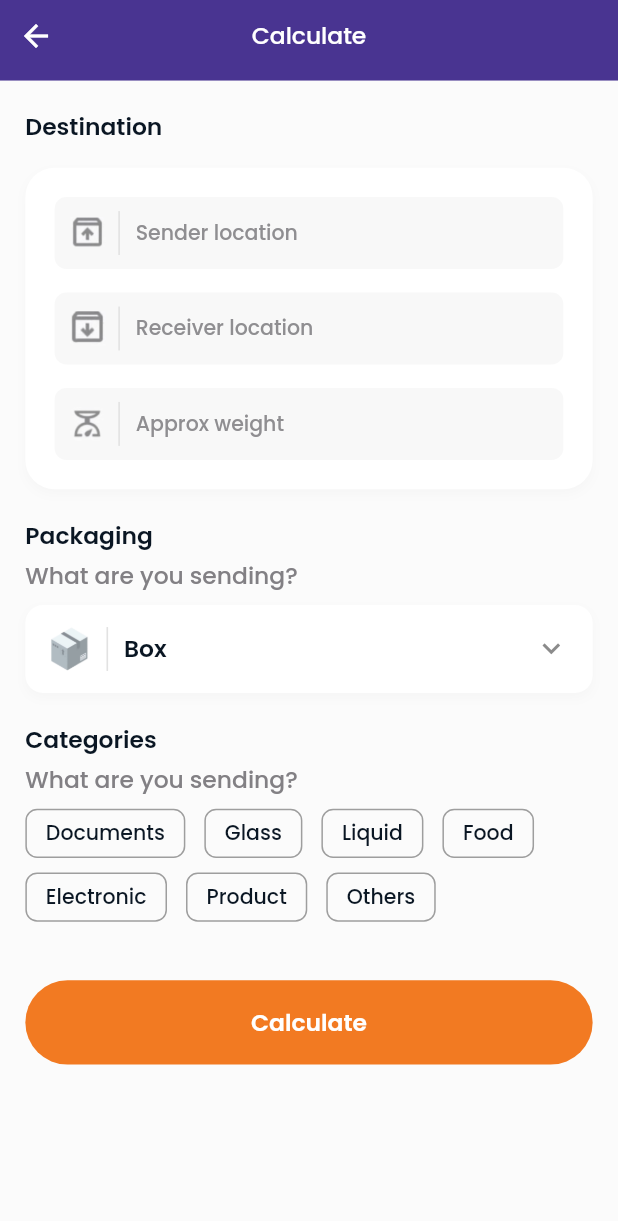
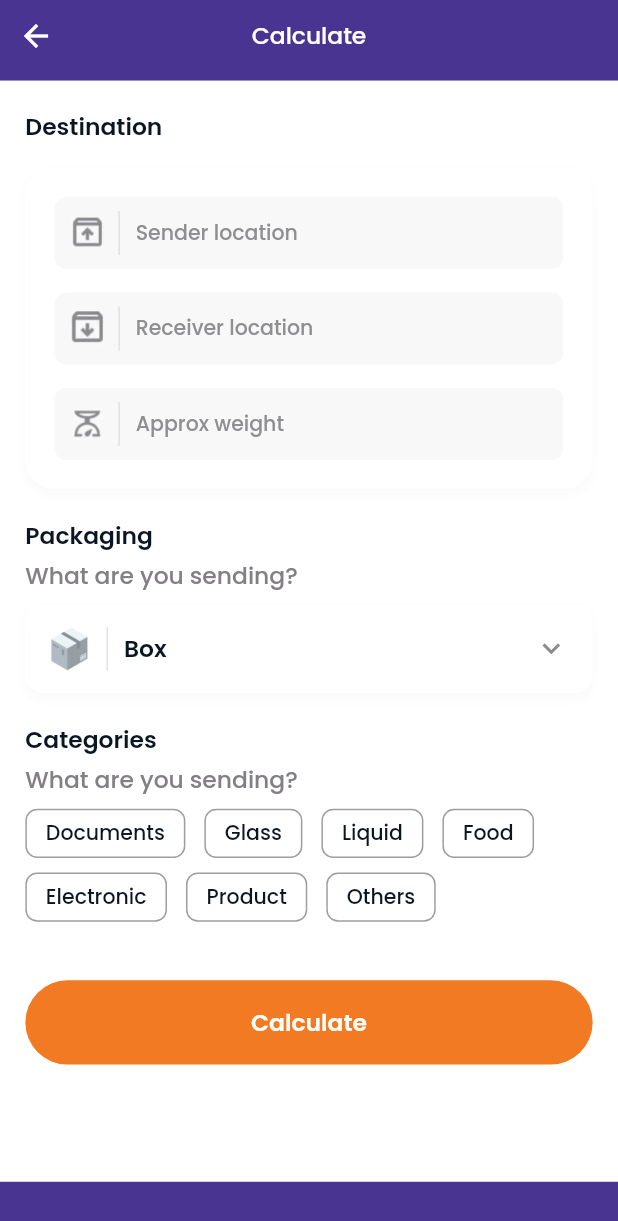
Before and after one commit to applevinc/movemate, a Flutter app: the screen it shows after launch, item 2 of the bottom bar chosen, on a phone screen of 412 x 824 dp. Shown: the top 1221 px of the screen. Run offline on Flutter 3.47's test engine with Material 2 defaults, Android fonts, the phone set to English and light mode, and no system bars; drawn by our look-alikes of flutter_animate; our stand-ins replace cached_network_image, flutter_screenutil, google_fonts, material_design_icons_flutter; network calls fail.

Commit message:
ui fixes

```diff
--- a/lib/screens/shipment_calculation/shipment_calculation_screen.dart
+++ b/lib/screens/shipment_calculation/shipment_calculation_screen.dart
@@ -1,5 +1,4 @@
 import 'package:flutter/material.dart';
-import 'package:flutter/services.dart';
 import 'package:flutter_animate/flutter_animate.dart';
 import 'package:flutter_screenutil/flutter_screenutil.dart';
 import 'package:movemate/core/styles/colors.dart';
@@ -25,14 +24,13 @@ class ShipmentCalculationScreen extends StatelessWidget {
         return Future.value(true);
       },
       child: CloseKeyboardWrapper(
-        child: AnnotatedRegion(
-          value: SystemUiOverlayStyle.light.copyWith(
-            statusBarColor: AppColors.primary,
-          ),
-          child: Scaffold(
-            body: SafeArea(
-              child: SingleChildScrollView(
-                physics: const BouncingScrollPhysics(),
+        child: Scaffold(
+          backgroundColor: AppColors.primary,
+          body: SafeArea(
+            child: SingleChildScrollView(
+              physics: const BouncingScrollPhysics(),
+              child: Container(
+                color: Colors.white,
                 child: Column(
                   crossAxisAlignment: CrossAxisAlignment.start,
                   children: [
```
Also changed, not shown: lib/main.dart (+6 -4 lines), lib/screens/shipment_calculation/shipment_calculation_summary/shipment_calculation_summary.dart (+6 -8 lines), 1 other file.
